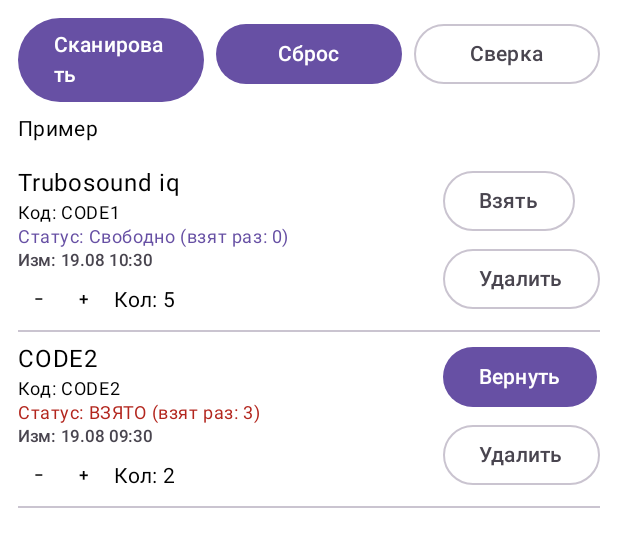
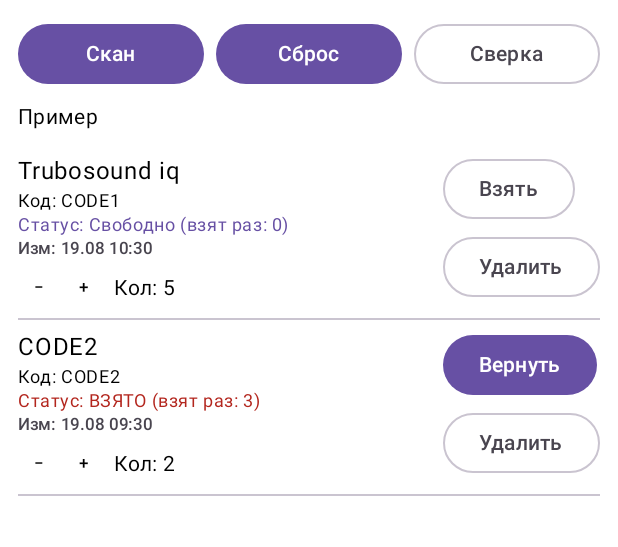
Before and after one commit to arbrspb/inventoryScanner, an Android app built with Jetpack Compose: the @Preview function InventoryScannerPreview, on a phone screen of 412 x 824 dp. Shown: the top 547 px of the screen. Run offline under Robolectric (Android 15) with nearby library versions, the phone set to English and light mode, and no system bars; libraries missing offline, so code that uses them is left out: com.journeyapps.barcodescanner.

Commit message:
работает но не плавный список

```diff
--- a/app/src/main/java/com/example/inventoryscanner/InventoryViewModel.kt
+++ b/app/src/main/java/com/example/inventoryscanner/InventoryViewModel.kt
@@ -106,6 +106,8 @@ class InventoryViewModel(app: Application) : AndroidViewModel(app) {
 //        }
 //    }
 
+// ... (предыдущий код до init без изменений)
+
     init {
         // Подписка на изменения в БД
         viewModelScope.launch {
@@ -126,8 +128,7 @@ class InventoryViewModel(app: Application) : AndroidViewModel(app) {
                     compareByDescending<InventoryListItem> { it.status == ItemStatus.CHECKED_OUT }
                         .thenByDescending { it.lastStatusTs ?: 0L }
                 )
-
-                // --- Оптимизация: мутировать только изменённые элементы ---
+                // --- ОПТИМИЗАЦИЯ ---
                 val oldList = _items.value
                 if (oldList.size == sorted.size) {
                     val newList = oldList.toMutableList()
@@ -149,6 +150,7 @@ class InventoryViewModel(app: Application) : AndroidViewModel(app) {
         }
     }
 
+    // ... (остальной код без изменений)
     fun onBarcodeScanned(code: String) {
         val now = System.currentTimeMillis()
         _uiState.value = _uiState.value.copy(
--- a/app/src/main/java/com/example/inventoryscanner/MainActivity.kt
+++ b/app/src/main/java/com/example/inventoryscanner/MainActivity.kt
@@ -159,7 +159,7 @@ fun InventoryScannerScreen(
                 onClick = onScanClicked,
                 modifier = Modifier.weight(1f),
                 enabled = !isProcessing
-            ) { Text("Сканировать") }
+            ) { Text("Скан") }
 
             Button(
                 onClick = onResetClicked,
```
